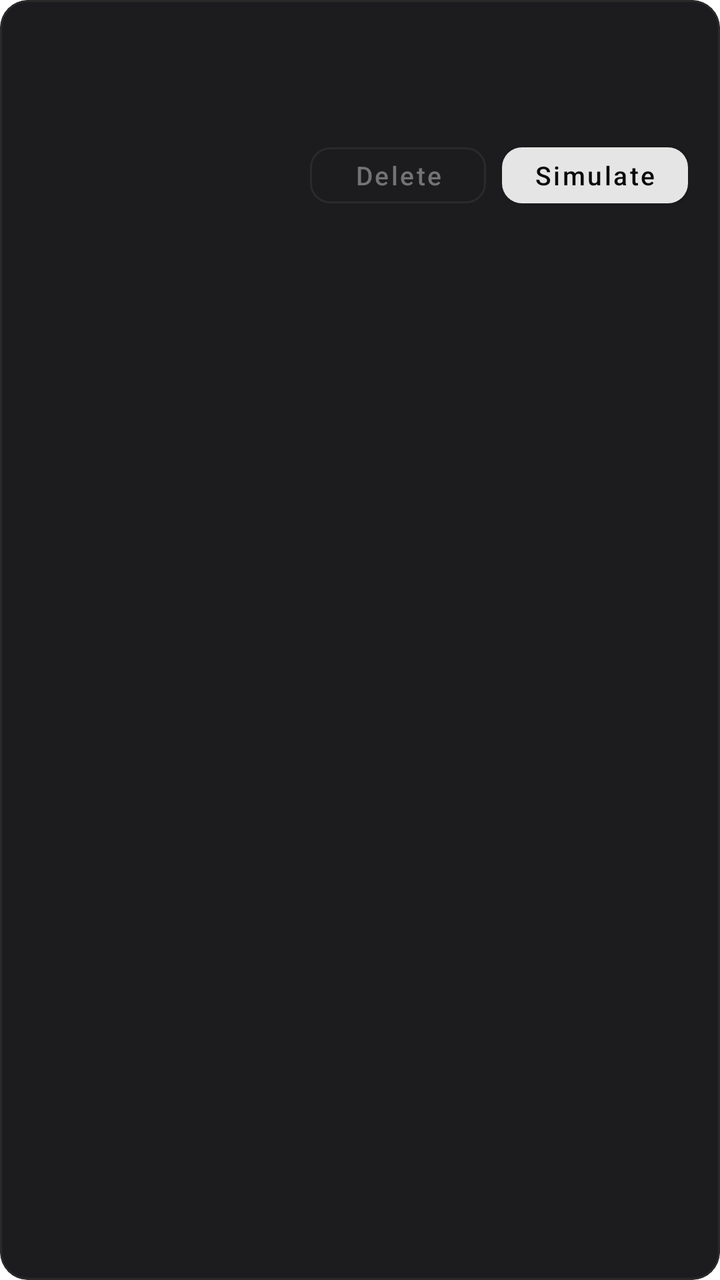
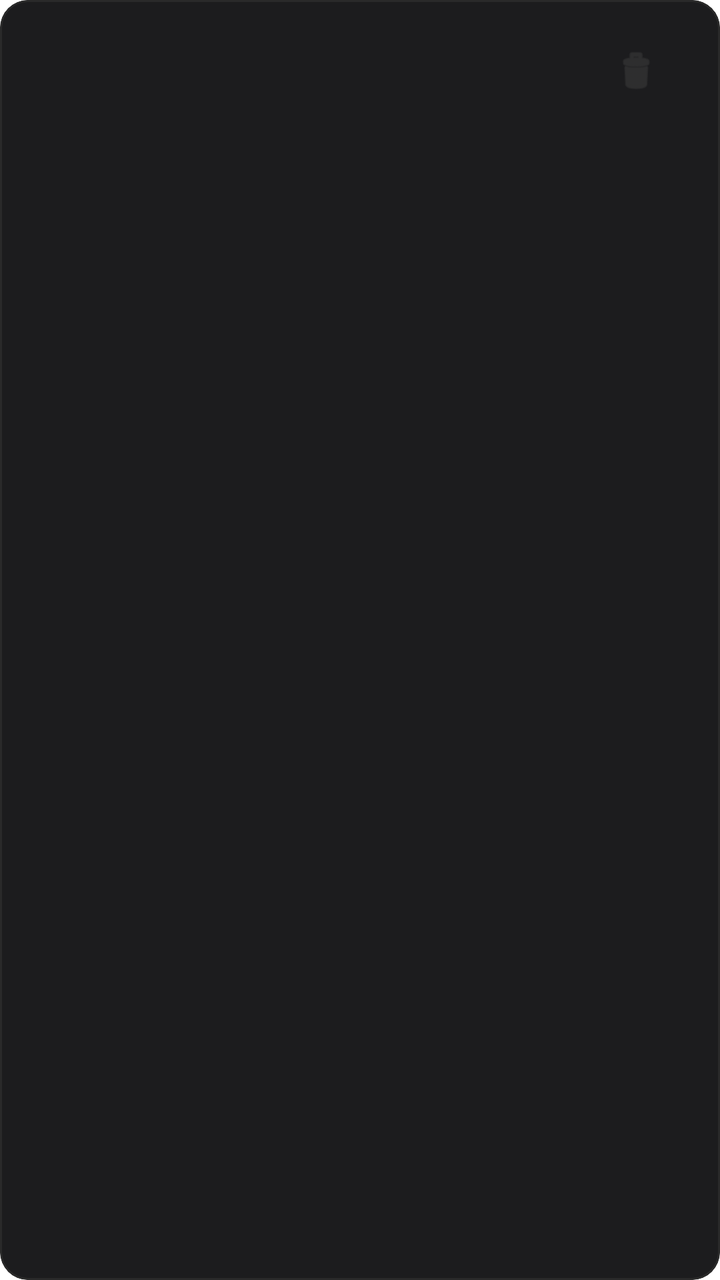

Screens rendered from an Android XML layout before and after an edit, with the pre-edit source and the edit as a unified diff.
<!-- AndroidManifest.xml: application theme Theme.TensorCardEmulator -->
<!-- res/layout/item_saved_card.xml -->
<?xml version="1.0" encoding="utf-8"?>
<com.google.android.material.card.MaterialCardView
    xmlns:android="http://schemas.android.com/apk/res/android"
    xmlns:app="http://schemas.android.com/apk/res-auto"
    android:layout_width="match_parent"
    android:layout_height="wrap_content"
    android:layout_marginBottom="8dp"
    app:cardBackgroundColor="#1C1C1E"
    app:cardCornerRadius="14dp"
    app:cardElevation="0dp"
    app:strokeColor="#2A2A2A"
    app:strokeWidth="1dp">

    <LinearLayout
        android:layout_width="match_parent"
        android:layout_height="wrap_content"
        android:orientation="vertical"
        android:padding="16dp">

        <LinearLayout
            android:layout_width="match_parent"
            android:layout_height="wrap_content"
            android:orientation="horizontal"
            android:gravity="center_vertical">

            <LinearLayout
                android:layout_width="0dp"
                android:layout_height="wrap_content"
                android:layout_weight="1"
                android:orientation="vertical">

                <LinearLayout
                    android:layout_width="wrap_content"
                    android:layout_height="wrap_content"
                    android:orientation="horizontal"
                    android:gravity="center_vertical">

                    <TextView
                        android:id="@+id/cardName"
                        android:layout_width="wrap_content"
                        android:layout_height="wrap_content"
                        android:textColor="#E5E5E5"
                        android:textSize="15sp"
                        android:textStyle="normal"
                        android:fontFamily="sans-serif-medium" />

                    <TextView
                        android:id="@+id/activeBadge"
                        android:layout_width="wrap_content"
                        android:layout_height="wrap_content"
                        android:layout_marginStart="8dp"
                        android:background="@drawable/bg_badge_active"
                        android:paddingStart="8dp"
                        android:paddingEnd="8dp"
                        android:paddingTop="2dp"
                        android:paddingBottom="2dp"
                        android:text="@string/ACTIVE"
                        android:textColor="#4ADE80"
                        android:textSize="11sp"
                        android:fontFamily="sans-serif-medium"
                        android:visibility="gone" />

                </LinearLayout>

                <TextView
                    android:id="@+id/cardUid"
                    android:layout_width="wrap_content"
                    android:layout_height="wrap_content"
                    android:layout_marginTop="3dp"
                    android:fontFamily="monospace"
                    android:textColor="#525252"
                    android:textSize="12sp" />

            </LinearLayout>

        </LinearLayout>

        <LinearLayout
            android:layout_width="match_parent"
            android:layout_height="wrap_content"
            android:layout_marginTop="12dp"
            android:orientation="horizontal"
            android:gravity="end">

            <com.google.android.material.button.MaterialButton
                android:id="@+id/btnDelete"
                style="@style/Widget.MaterialComponents.Button.OutlinedButton"
                android:layout_width="wrap_content"
                android:layout_height="40dp"
                android:text="@string/DELETE"
                android:textColor="#737373"
                android:textAllCaps="false"
                android:textSize="13sp"
                app:strokeColor="#2A2A2A"
                app:cornerRadius="10dp"
                app:elevation="0dp" />

            <com.google.android.material.button.MaterialButton
                android:id="@+id/btnSimulate"
                android:layout_width="wrap_content"
                android:layout_height="40dp"
                android:layout_marginStart="8dp"
                android:text="@string/SIMULATE"
                android:textColor="#0A0A0A"
                android:textAllCaps="false"
                android:textSize="13sp"
                app:backgroundTint="#E5E5E5"
                app:cornerRadius="10dp"
                app:elevation="0dp" />

        </LinearLayout>

    </LinearLayout>

</com.google.android.material.card.MaterialCardView>
<!-- resources referenced by this layout -->
<resources>
  <!-- drawable bg_badge_active (drawable) -->
  <?xml version="1.0" encoding="utf-8"?>
  <shape xmlns:android="http://schemas.android.com/apk/res/android">
      <solid android:color="#1A2E1A" />
      <corners android:radius="20dp" />
      <stroke android:width="1dp" android:color="#2D4A2D" />
  </shape>
  <string name="ACTIVE">Active</string>
  <string name="DELETE">Delete</string>
  <string name="SIMULATE">Simulate</string>
  <style name="Theme.TensorCardEmulator" parent="Theme.MaterialComponents.DayNight.NoActionBar">
          <item name="colorPrimary">@color/purple_500</item>
          <item name="colorPrimaryVariant">@color/purple_700</item>
          <item name="colorOnPrimary">@color/white</item>
          <item name="colorSecondary">@color/teal_200</item>
          <item name="colorSecondaryVariant">@color/teal_700</item>
          <item name="colorOnSecondary">@color/black</item>
          <item name="android:statusBarColor">@android:color/transparent</item>
          <item name="android:windowDrawsSystemBarBackgrounds">true</item>
          <item name="android:windowLayoutInDisplayCutoutMode">shortEdges</item>
      </style>
  <color name="purple_500">#FF6200EE</color>
  <color name="purple_700">#FF3700B3</color>
  <color name="white">#FFFFFFFF</color>
  <color name="teal_200">#FF03DAC5</color>
  <color name="teal_700">#FF018786</color>
  <color name="black">#FF000000</color>
</resources>

<!-- the commit's change to res/layout/item_saved_card.xml (unified diff, before → after) -->
@@ -14,101 +14,75 @@
     <LinearLayout
         android:layout_width="match_parent"
         android:layout_height="wrap_content"
-        android:orientation="vertical"
+        android:orientation="horizontal"
+        android:gravity="center_vertical"
         android:padding="16dp">
 
         <LinearLayout
-            android:layout_width="match_parent"
+            android:layout_width="0dp"
             android:layout_height="wrap_content"
-            android:orientation="horizontal"
-            android:gravity="center_vertical">
+            android:layout_weight="1"
+            android:orientation="vertical">
 
             <LinearLayout
-                android:layout_width="0dp"
+                android:layout_width="wrap_content"
                 android:layout_height="wrap_content"
-                android:layout_weight="1"
-                android:orientation="vertical">
+                android:orientation="horizontal"
+                android:gravity="center_vertical">
 
-                <LinearLayout
+                <TextView
+                    android:id="@+id/cardName"
                     android:layout_width="wrap_content"
                     android:layout_height="wrap_content"
-                    android:orientation="horizontal"
-                    android:gravity="center_vertical">
-
-                    <TextView
-                        android:id="@+id/cardName"
-                        android:layout_width="wrap_content"
-                        android:layout_height="wrap_content"
-                        android:textColor="#E5E5E5"
-                        android:textSize="15sp"
-                        android:textStyle="normal"
-                        android:fontFamily="sans-serif-medium" />
-
-                    <TextView
-                        android:id="@+id/activeBadge"
-                        android:layout_width="wrap_content"
-                        android:layout_height="wrap_content"
-                        android:layout_marginStart="8dp"
-                        android:background="@drawable/bg_badge_active"
-                        android:paddingStart="8dp"
-                        android:paddingEnd="8dp"
-                        android:paddingTop="2dp"
-                        android:paddingBottom="2dp"
-                        android:text="@string/ACTIVE"
-                        android:textColor="#4ADE80"
-                        android:textSize="11sp"
-                        android:fontFamily="sans-serif-medium"
-                        android:visibility="gone" />
-
-                </LinearLayout>
+                    android:textColor="#E5E5E5"
+                    android:textSize="15sp"
+                    android:fontFamily="sans-serif-medium" />
 
                 <TextView
-                    android:id="@+id/cardUid"
+                    android:id="@+id/activeBadge"
                     android:layout_width="wrap_content"
                     android:layout_height="wrap_content"
-                    android:layout_marginTop="3dp"
-                    android:fontFamily="monospace"
-                    android:textColor="#525252"
-                    android:textSize="12sp" />
+                    android:layout_marginStart="8dp"
+                    android:background="@drawable/bg_badge_active"
+                    android:paddingStart="8dp"
+                    android:paddingEnd="8dp"
+                    android:paddingTop="2dp"
+                    android:paddingBottom="2dp"
+                    android:text="@string/ACTIVE"
+                    android:textColor="#4ADE80"
+                    android:textSize="11sp"
+                    android:fontFamily="sans-serif-medium"
+                    android:visibility="gone" />
 
             </LinearLayout>
 
+            <TextView
+                android:id="@+id/cardUid"
+                android:layout_width="wrap_content"
+                android:layout_height="wrap_content"
+                android:layout_marginTop="3dp"
+                android:fontFamily="monospace"
+                android:textColor="#525252"
+                android:textSize="12sp" />
+
         </LinearLayout>
 
-        <LinearLayout
-            android:layout_width="match_parent"
+        <ImageView
+            android:id="@+id/btnDelete"
+            android:layout_width="36dp"
+            android:layout_height="36dp"
+            android:padding="6dp"
+            android:layout_marginEnd="8dp"
+            android:src="@android:drawable/ic_menu_delete"
+            app:tint="#3A3A3A"
+            tools:ignore="ContentDescription"
+            xmlns:tools="http://schemas.android.com/tools" />
+
+        <com.google.android.material.materialswitch.MaterialSwitch
+            android:id="@+id/cardSwitch"
+            android:layout_width="wrap_content"
             android:layout_height="wrap_content"
-            android:layout_marginTop="12dp"
-            android:orientation="horizontal"
-            android:gravity="end">
-
-            <com.google.android.material.button.MaterialButton
-                android:id="@+id/btnDelete"
-                style="@style/Widget.MaterialComponents.Button.OutlinedButton"
-                android:layout_width="wrap_content"
-                android:layout_height="40dp"
-                android:text="@string/DELETE"
-                android:textColor="#737373"
-                android:textAllCaps="false"
-                android:textSize="13sp"
-                app:strokeColor="#2A2A2A"
-                app:cornerRadius="10dp"
-                app:elevation="0dp" />
-
-            <com.google.android.material.button.MaterialButton
-                android:id="@+id/btnSimulate"
-                android:layout_width="wrap_content"
-                android:layout_height="40dp"
-                android:layout_marginStart="8dp"
-                android:text="@string/SIMULATE"
-                android:textColor="#0A0A0A"
-                android:textAllCaps="false"
-                android:textSize="13sp"
-                app:backgroundTint="#E5E5E5"
-                app:cornerRadius="10dp"
-                app:elevation="0dp" />
-
-        </LinearLayout>
+            android:checked="false" />
 
     </LinearLayout>
 
<!-- resource entries referenced after the edit -->
@@ -8,8 +8,6 @@
       <stroke android:width="1dp" android:color="#2D4A2D" />
   </shape>
   <string name="ACTIVE">Active</string>
-  <string name="DELETE">Delete</string>
-  <string name="SIMULATE">Simulate</string>
   <style name="Theme.TensorCardEmulator" parent="Theme.MaterialComponents.DayNight.NoActionBar">
           <item name="colorPrimary">@color/purple_500</item>
           <item name="colorPrimaryVariant">@color/purple_700</item>
